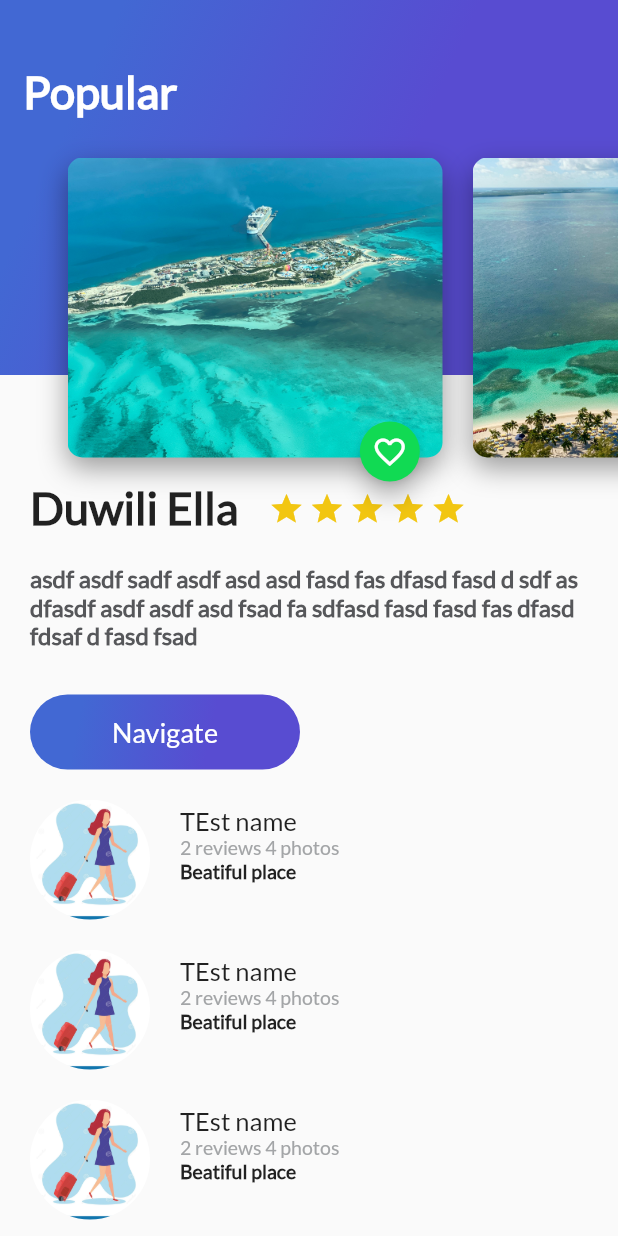
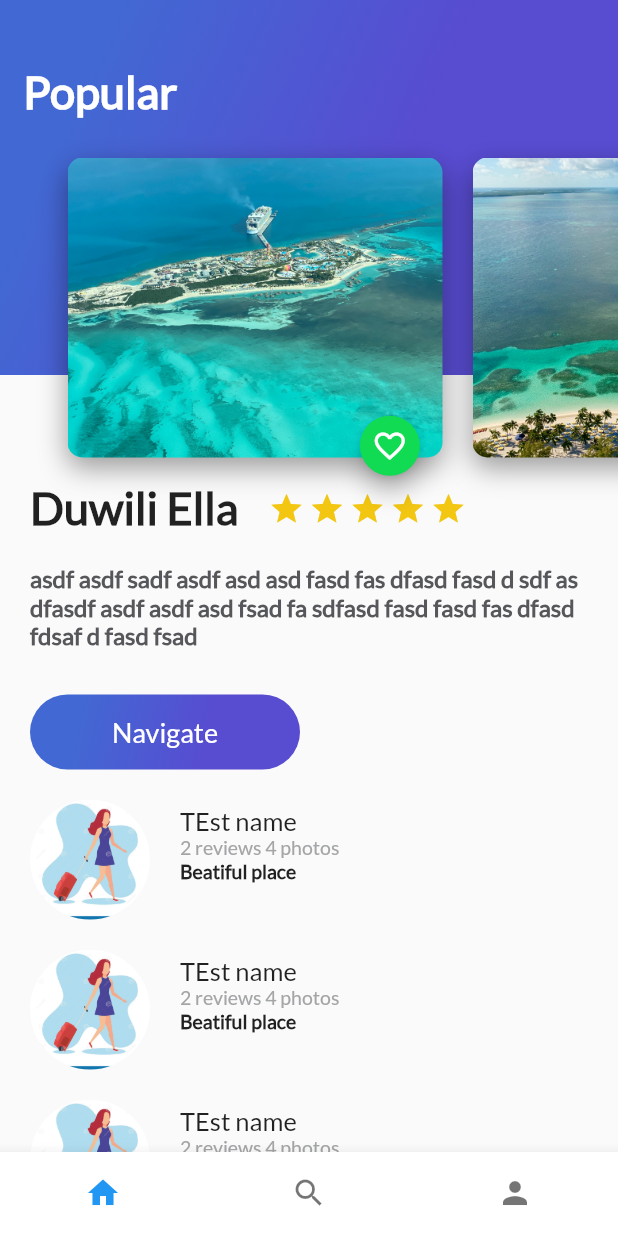
Before and after one commit to kenny08gt/places-flutter, a Flutter app: the screen it shows after launch, on a phone screen of 412 x 824 dp. Run offline on Flutter 3.47's test engine with Material 2 defaults, Android fonts, the phone set to English and light mode, and no system bars.

Commit message:
Added bottom navigation bar

```diff
--- a/lib/components/floating_action_button_green.dart
+++ b/lib/components/floating_action_button_green.dart
@@ -7,7 +7,6 @@ class FloatingActionButtonGreen extends StatefulWidget {
 }
 
 class _FloatingActionButtonGreenState extends State<FloatingActionButtonGreen> {
-
   bool pressed = false;
 
   void onPressedFav() {
@@ -23,9 +22,7 @@ class _FloatingActionButtonGreenState extends State<FloatingActionButtonGreen> {
       backgroundColor: Color(0xFF11DA53),
       mini: true,
       tooltip: "Fav",
-      child: Icon(
-          pressed ? Icons.favorite : Icons.favorite_border
-      ),
+      child: Icon(pressed ? Icons.favorite : Icons.favorite_border),
     );
   }
 }
--- /dev/null
+++ b/lib/home_trips.dart
@@ -0,0 +1,25 @@
+import 'package:flutter/material.dart';
+import 'package:platzi_trips_app/header_appbar.dart';
+import 'package:platzi_trips_app/place/description_place.dart';
+import 'package:platzi_trips_app/place/review_list.dart';
+
+class HomeTrips extends StatelessWidget {
+  @override
+  Widget build(BuildContext context) {
+    return Stack(
+      children: [
+        ListView(
+          children: [
+            DescriptionPlace(
+                'Duwili Ella',
+                4,
+                'asdf asdf sadf asdf asd asd fasd fas dfasd fasd d sdf as dfasdf asdf asdf asd fsad fa sdf'
+                    'asd fasd fasd fas dfasd fdsaf d fasd fsad '),
+            ReviewList()
+          ],
+        ),
+        HeaderAppBar(),
+      ],
+    );
+  }
+}
--- a/lib/main.dart
+++ b/lib/main.dart
@@ -1,12 +1,7 @@
 import 'package:flutter/material.dart';
 import 'package:flutter/services.dart';
-import 'package:platzi_trips_app/custome_appbar.dart';
-import 'package:platzi_trips_app/header_appbar.dart';
-import 'package:platzi_trips_app/place/description_place.dart';
-import 'package:platzi_trips_app/place/gradient_back.dart';
-import 'package:platzi_trips_app/place/review.dart';
-import 'package:platzi_trips_app/place/review_list.dart';
-import 'package:platzi_trips_app/widget_list_exercise.dart';
+import 'package:platzi_trips_app/home_trips.dart';
+import 'package:platzi_trips_app/platzi_trips.dart';
 
 void main() {
   SystemChrome.setSystemUIOverlayStyle(SystemUiOverlayStyle(
@@ -24,22 +19,7 @@ class MyApp extends StatelessWidget {
       theme: ThemeData(
         primarySwatch: Colors.blue,
       ),
-      home: Scaffold(
-          body: Stack(
-        children: [
-          ListView(
-            children: [
-              DescriptionPlace(
-                  'Duwili Ella',
-                  4,
-                  'asdf asdf sadf asdf asd asd fasd fas dfasd fasd d sdf as dfasdf asdf asdf asd fsad fa sdf'
-                      'asd fasd fasd fas dfasd fdsaf d fasd fsad '),
-              ReviewList()
-            ],
-          ),
-          HeaderAppBar(),
-        ],
-      )),
+      home: PlatziTrips()
       // MyHomePage(title: 'Flutter Demo Home Page'),
     );
   }
--- a/lib/place/card_image.dart
+++ b/lib/place/card_image.dart
@@ -35,7 +35,7 @@ class CardImage extends StatelessWidget {
     );
 
     return Stack(
-      alignment: Alignment(0.9, 1.0),
+      alignment: Alignment(0.9, 0.97),
       children: [
         card,
         FloatingActionButtonGreen()
--- /dev/null
+++ b/lib/platzi_trips.dart
@@ -0,0 +1,57 @@
+import 'package:flutter/material.dart';
+import 'package:platzi_trips_app/home_trips.dart';
+import 'package:platzi_trips_app/profile_trips.dart';
+import 'package:platzi_trips_app/search_trips.dart';
+
+class PlatziTrips extends StatefulWidget {
+  @override
+  _PlatziTripsState createState() => _PlatziTripsState();
+}
+
+class _PlatziTripsState extends State<PlatziTrips> {
+  int indexTap = 0;
+
+  final List<Widget> widgetsChildren = [
+    HomeTrips(),
+    SearchTrips(),
+    ProfileTrips()
+  ];
+
+  void onTapTapped(int index) {
+    setState(() {
+      indexTap = index;
+    });
+  }
+
+  @override
+  Widget build(BuildContext context) {
+    return Scaffold(
+        bottomNavigationBar: Theme(
+          data: Theme.of(context).copyWith(
+            canvasColor: Colors.white,
+            primaryColor: Colors.purple,
+          ),
+          child: BottomNavigationBar(
+            currentIndex: indexTap,
+            showSelectedLabels: false,
+            showUnselectedLabels: false,
+            onTap: onTapTapped,
+            items: [
+              BottomNavigationBarItem(
+                icon: Icon(Icons.home),
+                label: '',
+              ),
+              BottomNavigationBarItem(
+                icon: Icon(Icons.search),
+                label: '',
+              ),
+              BottomNavigationBarItem(
+                icon: Icon(Icons.person),
+                label: '',
+              ),
+            ],
+          ),
+        ),
+        body: widgetsChildren[indexTap]);
+  }
+}
```
Also changed, not shown: lib/platzi_trips_cupertino.dart (added, +39 -0 lines), lib/profile_trips.dart (added, +10 -0 lines), lib/search_trips.dart (added, +10 -0 lines).
